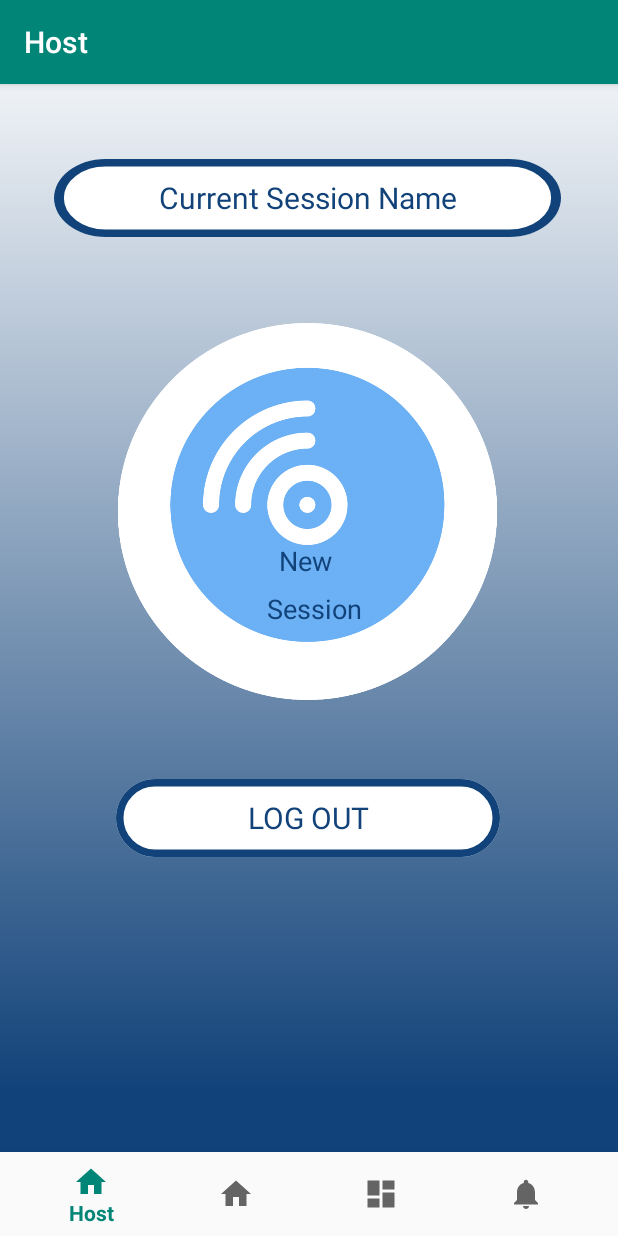
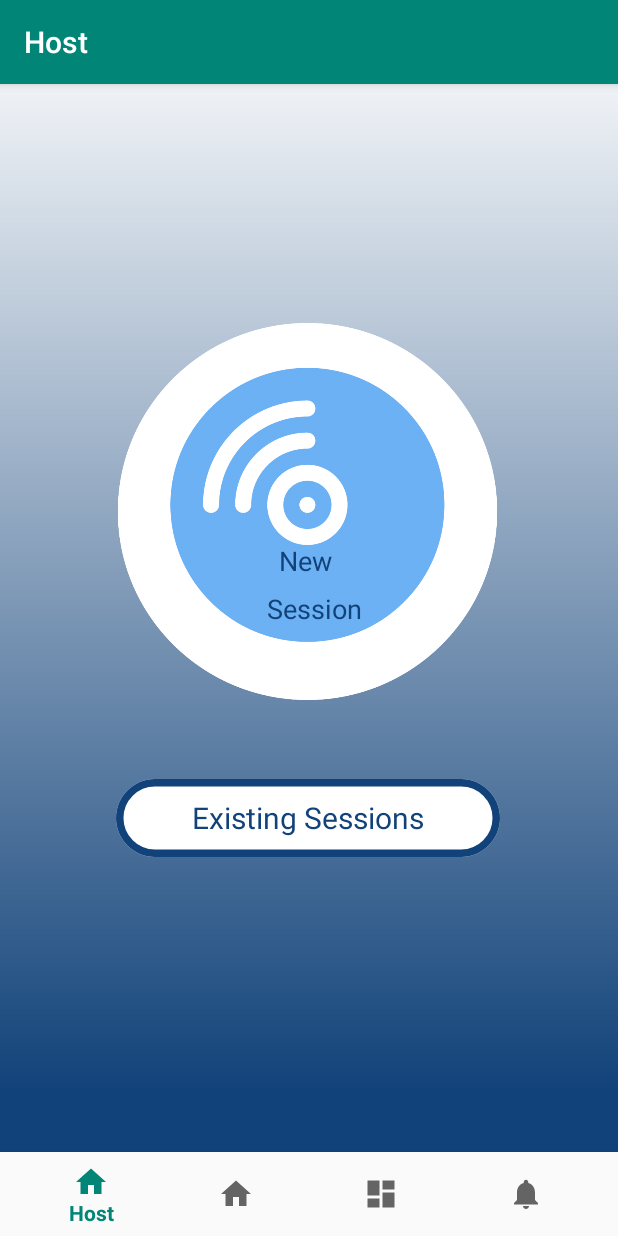
Before and after one commit to Finnvoor/glisten, an Android app: the HostFragment screen opened through its navigation route, on a phone screen of 412 x 824 dp. Run offline under Robolectric (Android 15) with nearby library versions, the phone set to English and light mode, and no system bars; our stand-ins replace navigation-ui.

Commit message:
New Session page update

```diff
--- a/app/src/main/res/layout/fragment_host.xml
+++ b/app/src/main/res/layout/fragment_host.xml
@@ -97,19 +97,7 @@
         android:text="@string/log_out"
         android:textAppearance="@style/log_in2" />
 
-    <Button
-        android:id="@+id/Party"
-        android:layout_width="338dp"
-        android:layout_height="wrap_content"
-        android:layout_alignParentStart="true"
-        android:layout_alignParentLeft="true"
-        android:layout_alignParentTop="true"
-        android:layout_marginStart="36dp"
-        android:layout_marginLeft="36dp"
-        android:layout_marginTop="50dp"
-        android:background="@drawable/login"
-        android:text="@string/partyName"
-        android:textAppearance="@style/log_in2" />
+
 
 
 </RelativeLayout>
--- a/app/src/main/res/values/strings.xml
+++ b/app/src/main/res/values/strings.xml
@@ -29,6 +29,6 @@ Password
     <string name="start_new_s">New</string>
     <string name="start_new_s2">Session</string>
     <string name="todo">TODO</string>
-    <string name="log_out">LOG OUT</string>
+    <string name="log_out">Existing Sessions</string>
     <string name="partyName">Current Session Name</string>
 </resources>
```
